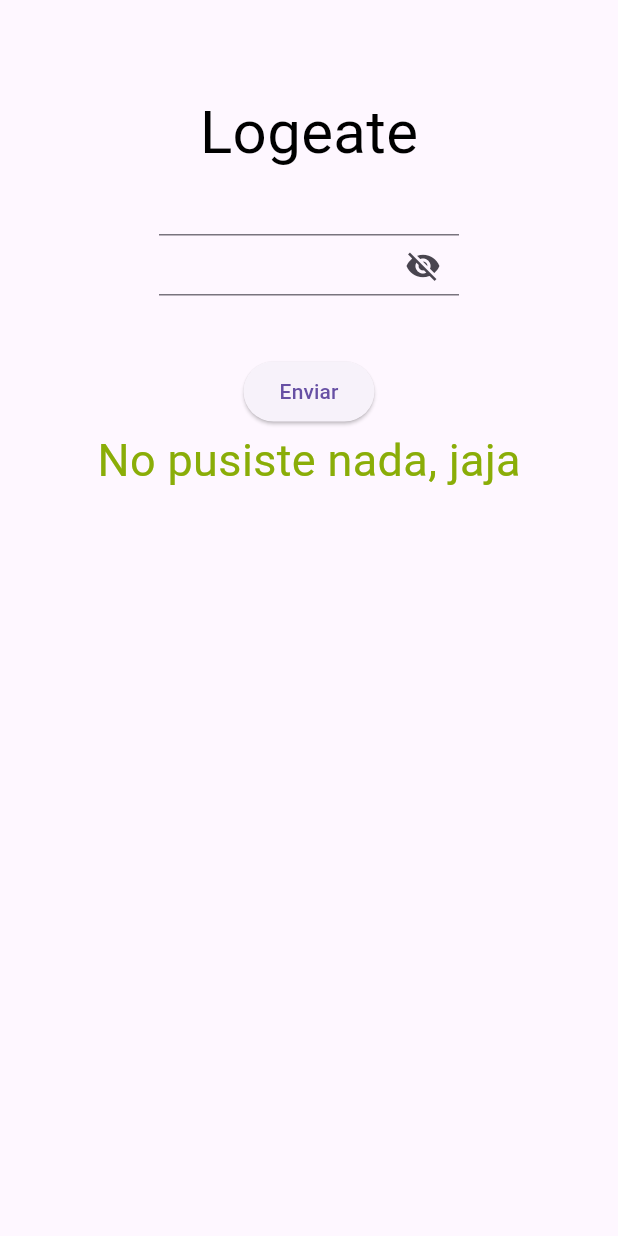
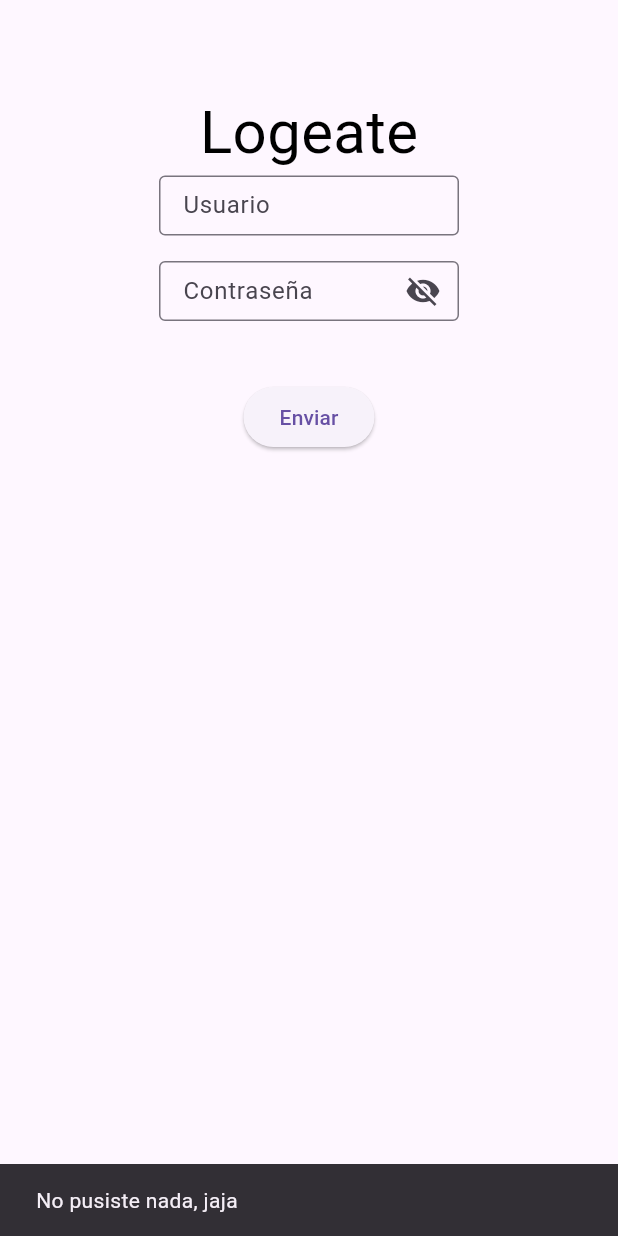
Before and after one commit to MauriazarMorat/ProgramasVcode, a Flutter app: the screen it shows after launch, after a tap on "Enviar", on a phone screen of 412 x 824 dp. Run offline on Flutter 3.47's test engine with Material 3 defaults, Android fonts, the light colour scheme and no system bars.

Commit message:
Ahora Para el 10z

```diff
--- a/flutter_tp2/flutter_application2/lib/main.dart
+++ b/flutter_tp2/flutter_application2/lib/main.dart
@@ -21,8 +21,9 @@ String resultado = "";
 Color colorRespuesta = Colors.white;
 String username = "Oktubre86";
 String password = "PatricioRey";
-void enviar(){
-setState(() {
+
+void enviar(BuildContext context){ //A la funcion le añadi el buildcotext context, esto es para marcarle masomenos el lugar donde va a estar cituado,
+setState(() {  //El snack bar depende de un contexto para geerarse, Este contexto tiene que estar despues del scaffold porque si no no se puede generar.
   usuarioPuesto =textoUsuario.text;
   contraPuesta =textoContra.text;
   if(usuarioPuesto==""){
@@ -45,42 +46,72 @@ setState(() {
   resultado = "Correcto, logeandose..."; //correcto
   colorRespuesta = const Color.fromARGB(255, 32, 250, 3);
   }
+  ScaffoldMessenger.of(context).showSnackBar(SnackBar(content: Text(resultado),duration:  Duration(seconds: 2),));
+  // De esta manera se llama al snackbar, el contexto tiee que construirse despues del scaffold.
 });
 }
   @override
+ @override
 Widget build(BuildContext context) {
   return MaterialApp(
-      home: Scaffold(                           //Esto setea el sacffold, que seria la base de la fotografia
-        body: Align(                            //Aca pongo un alignment, que sirve para setear el LUGAR
-          alignment: Alignment.center,          //Alignment.locacion
-          child: Column(                        //Child es singular, las columnas o row tienen children, que son varios
+    home: Scaffold( // Esto setea el Scaffold, que sería la base de la pantalla
+      body: Builder(
+        builder: (BuildContext context) { //Aca estoy seteando un nuevo buildcotext cotext,
+          return Align(
+            alignment: Alignment.center,
+            child: Column( // Column tiene children (plural)
               mainAxisAlignment: MainAxisAlignment.start,
               children: [
                 SizedBox(height: 60),
-              Text ("Logeate",style: TextStyle(fontSize: 40, color: Colors.black)),
-              SizedBox(height: 40,width: 200,
-              child: TextField(controller: textoUsuario,)
+                Text(
+                  "Logeate",
+                  style: TextStyle(fontSize: 40, color: Colors.black),
                 ),
-              SizedBox(height: 40,width: 200,
-              child: TextField(controller: textoContra,obscureText: textoobscuro,decoration: InputDecoration(
+                SizedBox(
+                  height: 40,
+                  width: 200,
+                  child: TextField(controller: textoUsuario, decoration:
+                  InputDecoration(
+                    border: OutlineInputBorder(),labelText: "Usuario"
+                    ),
+                  ),
+                ),
+                SizedBox(
+                 height: 17, //Uso muchas para tener todo divididos.
+                ),
+                SizedBox(
+                  height: 40,
+                  width: 200,
+                  child: TextField(
+                    controller: textoContra,
+                    obscureText: textoobscuro,
+                    decoration: InputDecoration(
+                      border: OutlineInputBorder(),
+                      labelText: "Contraseña",
                       suffixIcon: IconButton(
                         icon: Icon(
-                  textoobscuro ? Icons.visibility_off : Icons.visibility
-                ), onPressed: (){
-                  setState((){
+                          textoobscuro
+                              ? Icons.visibility_off : Icons.visibility,
+                        ),
+                        onPressed: () {
+                          setState(() {
                             textoobscuro = !textoobscuro;
                           });
                         },
-              )
-              )
                       ),
                     ),
-              SizedBox(height: 40,),
-              ElevatedButton(onPressed: enviar, child: Text("Enviar")),
-              Text (resultado,style: TextStyle(fontSize: 30, color: colorRespuesta)),
+                  ),
+                ),
+                SizedBox(height: 40),
+                ElevatedButton(
+                  onPressed: () => enviar(context), //Como enviar es una void que no devuelve nada hay que indicarle de esta manera particular
+                  child: Text("Enviar"),
+                ),
 
               ],
             ),
+          );
+        },
       ),
     ),
   );
```
Lines whose indentation alone changed are shown as unchanged.
